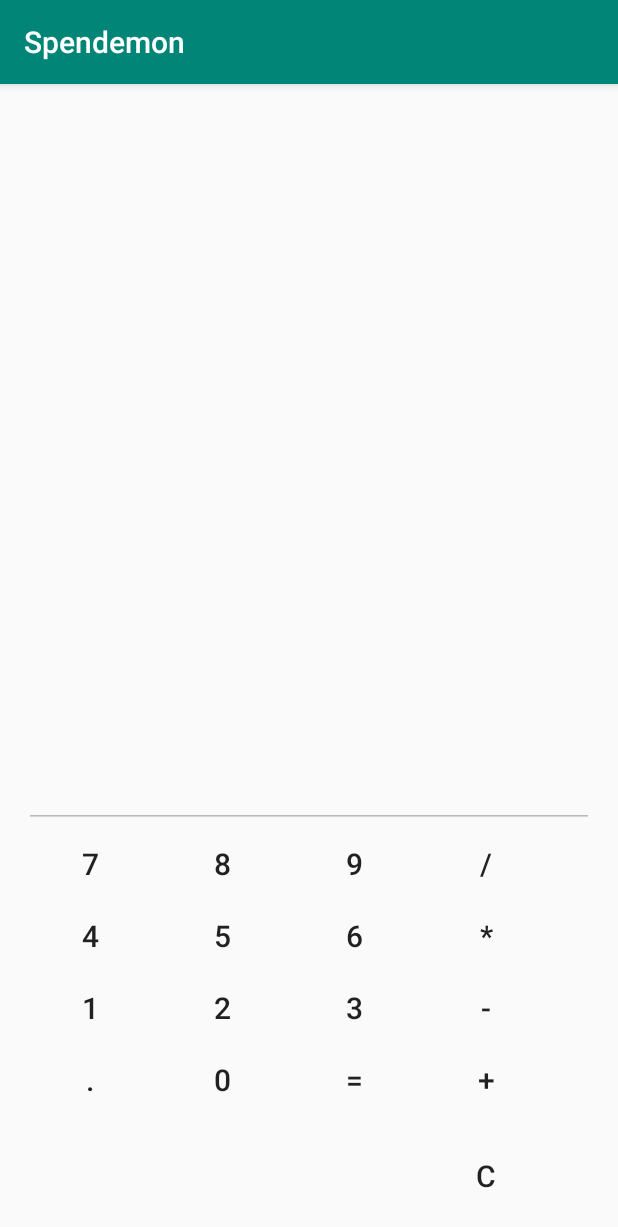
After one commit to 785pavan/isee2019-SPENDEMON, an Android app: the Calculator screen opened directly, with no data from a screen before it, on a phone screen of 412 x 824 dp. The commit adds this screen. Shown: the top 1227 px of the screen. Run offline under Robolectric (Android 15) with nearby library versions, the phone set to English and light mode, and no system bars.

Commit message:
calc xml

```diff
--- a/app/src/main/AndroidManifest.xml
+++ b/app/src/main/AndroidManifest.xml
@@ -9,10 +9,11 @@
         android:roundIcon="@mipmap/ic_launcher_round"
         android:supportsRtl="true"
         android:theme="@style/AppTheme">
+        <activity android:name=".Calculator"></activity>
         <activity
             android:name=".Summary"
             android:label="@string/title_activity_summary"
-            android:theme="@style/AppTheme.NoActionBar"></activity>
+            android:theme="@style/AppTheme.NoActionBar" />
         <activity android:name=".SignUp" />
         <activity android:name=".sign_in" />
         <activity android:name=".SignInSignUpActivity" />
--- /dev/null
+++ b/app/src/main/java/com/dbse/android/spendemon/Calculator.java
@@ -0,0 +1,31 @@
+package com.dbse.android.spendemon;
+
+import androidx.appcompat.app.AppCompatActivity;
+
+import android.os.Bundle;
+
+import java.text.DecimalFormat;
+
+public class Calculator extends AppCompatActivity {
+
+
+    private char CURRENT_ACTION;
+
+    private double valueOne = Double.NaN;
+    private double valueTwo;
+
+    private DecimalFormat decimalFormat;
+    private static final char ADDITION = '+';
+    private static final char SUBTRACTION = '-';
+    private static final char MULTIPLICATION = '*';
+    private static final char DIVISION = '/';
+    @Override
+    protected void onCreate(Bundle savedInstanceState) {
+
+
+
+        super.onCreate(savedInstanceState);
+        setContentView(R.layout.activity_calculator);
+
+    }
+}
--- a/app/src/main/java/com/dbse/android/spendemon/FullscreenActivity.java
+++ b/app/src/main/java/com/dbse/android/spendemon/FullscreenActivity.java
@@ -115,7 +115,7 @@ public class FullscreenActivity extends AppCompatActivity {
         // while interacting with the UI.
         findViewById(R.id.enter_button).setOnTouchListener(mDelayHideTouchListener);
 
-        button = (Button) findViewById(R.id.enter_button);
+        button = findViewById(R.id.enter_button);
 
         button.setOnClickListener(new View.OnClickListener() {
             @Override
@@ -123,14 +123,14 @@ public class FullscreenActivity extends AppCompatActivity {
                 openNextActivity();
             }
         });
-        try {
+        /*try {
             TimeUnit.SECONDS.sleep(5);
             openNextActivity();
         } catch (InterruptedException e) {
             e.printStackTrace();
         }
 
-
+*/
 
     }
 
--- a/app/src/main/java/com/dbse/android/spendemon/Summary.java
+++ b/app/src/main/java/com/dbse/android/spendemon/Summary.java
@@ -10,10 +10,13 @@ import androidx.appcompat.widget.Toolbar;
 
 import android.view.View;
 import android.widget.TabWidget;
+import android.widget.TableLayout;
+import android.widget.TextView;
 
 public class Summary extends AppCompatActivity {
 
-    TabWidget tabWidget ;
+    /*//TabWidget tabWidget ;
+    TableLayout tableLayout;*/
 
     @Override
     protected void onCreate(Bundle savedInstanceState) {
@@ -22,7 +25,13 @@ public class Summary extends AppCompatActivity {
         Toolbar toolbar = findViewById(R.id.toolbar);
         setSupportActionBar(toolbar);
 
-        tabWidget = findViewById(R.id.tabWidget);
+        /*tableLayout = findViewById(R.id.tableLayout);
+        //tabWidget = findViewById(R.id.tabWidget);
+        TabWidget row1 = new TabWidget(this);
+        TextView textView1 = new TextView(this);
+        row1.addView(textView1);
+        tableLayout.addView(row1);*/
+
         FloatingActionButton fabPlus = findViewById(R.id.fabPlus);
         fabPlus.setOnClickListener(new View.OnClickListener() {
             @Override
--- /dev/null
+++ b/app/src/main/res/layout/activity_calculator.xml
@@ -0,0 +1,191 @@
+<?xml version="1.0" encoding="utf-8"?>
+<RelativeLayout xmlns:android="http://schemas.android.com/apk/res/android"
+    xmlns:tools="http://schemas.android.com/tools"
+    android:layout_width="wrap_content"
+    android:layout_height="wrap_content"
+    android:layout_gravity="bottom|center_horizontal"
+    android:paddingLeft="@dimen/activity_horizontal_margin"
+    android:paddingTop="@dimen/activity_vertical_margin"
+    android:paddingRight="@dimen/activity_horizontal_margin"
+    android:paddingBottom="@dimen/activity_vertical_margin"
+    tools:context=".Calculator">
+
+    <TextView
+        android:id="@+id/infoTextView"
+        android:layout_width="match_parent"
+        android:layout_height="wrap_content"
+        android:layout_marginBottom="30dp"
+        android:textSize="30sp" />
+
+    <EditText
+        android:id="@+id/editText"
+        android:layout_width="match_parent"
+        android:layout_height="wrap_content"
+        android:layout_below="@id/infoTextView"
+        android:enabled="false"
+        android:gravity="bottom"
+        android:lines="2"
+        android:maxLines="2"
+        android:textSize="20sp" />
+
+    <Button
+        android:id="@+id/buttonSeven"
+        style="@style/Widget.AppCompat.Button.Borderless"
+        android:layout_width="wrap_content"
+        android:layout_height="wrap_content"
+        android:layout_below="@id/editText"
+        android:text="@string/_7"
+        android:textSize="20sp" />
+
+    <Button
+        android:id="@+id/buttonEight"
+        style="@style/Widget.AppCompat.Button.Borderless"
+        android:layout_width="wrap_content"
+        android:layout_height="wrap_content"
+        android:layout_below="@id/editText"
+        android:layout_toEndOf="@id/buttonSeven"
+        android:text="@string/_8"
+        android:textSize="20sp" />
+
+    <Button
+        android:id="@+id/buttonNine"
+        style="@style/Widget.AppCompat.Button.Borderless"
+        android:layout_width="wrap_content"
+        android:layout_height="wrap_content"
+        android:layout_below="@id/editText"
+        android:layout_toEndOf="@id/buttonEight"
+        android:text="@string/_9"
+        android:textSize="20sp" />
+
+    <Button
+        android:id="@+id/buttonFour"
+        style="@style/Widget.AppCompat.Button.Borderless"
+        android:layout_width="wrap_content"
+        android:layout_height="wrap_content"
+        android:layout_below="@id/buttonSeven"
+        android:text="@string/_4"
+        android:textSize="20sp" />
+
+    <Button
+        android:id="@+id/buttonFive"
+        style="@style/Widget.AppCompat.Button.Borderless"
+        android:layout_width="wrap_content"
+        android:layout_height="wrap_content"
+        android:layout_below="@id/buttonEight"
+        android:layout_alignEnd="@id/buttonEight"
+        android:text="@string/_5"
+        android:textSize="20sp" />
+
+    <Button
+        android:id="@+id/buttonSix"
+        style="@style/Widget.AppCompat.Button.Borderless"
+        android:layout_width="wrap_content"
+        android:layout_height="wrap_content"
+        android:layout_below="@id/buttonNine"
+        android:layout_alignEnd="@id/buttonNine"
+        android:text="@string/_6"
+        android:textSize="20sp" />
+    <Button
+        android:id="@+id/buttonOne"
+        style="@style/Widget.AppCompat.Button.Borderless"
+        android:layout_width="wrap_content"
+        android:layout_height="wrap_content"
+        android:layout_below="@id/buttonFour"
+        android:text="@string/_1"
+        android:textSize="20sp" />
+    <Button
+        android:id="@+id/buttonTwo"
+        style="@style/Widget.AppCompat.Button.Borderless"
+        android:layout_width="wrap_content"
+        android:layout_height="wrap_content"
+        android:layout_alignEnd="@id/buttonEight"
+        android:layout_below="@id/buttonFive"
+        android:text="@string/_2"
+        android:textSize="20sp" />
+    <Button
+        android:id="@+id/buttonThree"
+        style="@style/Widget.AppCompat.Button.Borderless"
+        android:layout_width="wrap_content"
+        android:layout_height="wrap_content"
+        android:layout_alignEnd="@id/buttonNine"
+        android:layout_below="@id/buttonSix"
+        android:text="@string/_3"
+        android:textSize="20sp" />
+    <Button
+        android:id="@+id/buttonDot"
+        style="@style/Widget.AppCompat.Button.Borderless"
+        android:layout_width="wrap_content"
+        android:layout_height="wrap_content"
+        android:layout_below="@id/buttonOne"
+        android:text="@string/_dot"
+        android:textSize="20sp" />
+    <Button
+        android:id="@+id/buttonZero"
+        style="@style/Widget.AppCompat.Button.Borderless"
+        android:layout_width="wrap_content"
+        android:layout_height="wrap_content"
+        android:layout_alignEnd="@id/buttonEight"
+        android:layout_below="@id/buttonTwo"
+        android:text="@string/_0"
+        android:textSize="20sp" />
+
+    <Button
+        android:id="@+id/buttonEqual"
+        style="@style/Widget.AppCompat.Button.Borderless"
+        android:layout_width="wrap_content"
+        android:layout_height="wrap_content"
+        android:layout_alignEnd="@id/buttonNine"
+        android:layout_below="@id/buttonThree"
+        android:text="@string/_equal"
+        android:textSize="20sp" />
+    <Button
+        android:id="@+id/buttonDivide"
+        style="@style/Widget.AppCompat.Button.Borderless"
+        android:layout_width="wrap_content"
+        android:layout_height="wrap_content"
+        android:layout_alignTop="@id/buttonNine"
+        android:layout_toEndOf="@id/buttonNine"
+        android:text="@string/_divide"
+        android:textSize="20sp" />
+
+    <Button
+        android:id="@+id/buttonMultiply"
+        style="@style/Widget.AppCompat.Button.Borderless"
+        android:layout_width="wrap_content"
+        android:layout_height="wrap_content"
+        android:layout_alignTop="@id/buttonSix"
+        android:layout_toEndOf="@id/buttonSix"
+        android:text="@string/_multi"
+        android:textSize="20sp" />
+
+    <Button
+        android:id="@+id/buttonSubtract"
+        style="@style/Widget.AppCompat.Button.Borderless"
+        android:layout_width="wrap_content"
+        android:layout_height="wrap_content"
+        android:layout_alignTop="@id/buttonThree"
+        android:layout_toEndOf="@id/buttonThree"
+        android:text="@string/_minus"
+        android:textSize="20sp" />
+
+    <Button
+        android:id="@+id/buttonAdd"
+        style="@style/Widget.AppCompat.Button.Borderless"
+        android:layout_width="wrap_content"
+        android:layout_height="wrap_content"
+        android:layout_alignTop="@id/buttonEqual"
+        android:layout_toEndOf="@id/buttonEqual"
+        android:text="@string/_plus"
+        android:textSize="20sp" />
+
+    <Button
+        android:id="@+id/buttonClear"
+        style="@style/Widget.AppCompat.Button.Borderless"
+        android:layout_width="wrap_content"
+        android:layout_height="wrap_content"
+        android:layout_alignEnd="@id/buttonAdd"
+        android:layout_below="@id/buttonAdd"
+        android:layout_marginTop="@dimen/activity_vertical_margin"
+        android:text="@string/_c"
+        android:textSize="20sp" />
+</RelativeLayout>
--- a/app/src/main/res/layout/activity_fullscreen.xml
+++ b/app/src/main/res/layout/activity_fullscreen.xml
@@ -15,13 +15,13 @@
         android:id="@+id/fullscreen_content"
         android:layout_width="wrap_content"
         android:layout_height="wrap_content"
+        android:layout_gravity="center"
         android:fontFamily="monospace"
         android:keepScreenOn="true"
         android:text="@string/app_name"
         android:textColor="#000000"
         android:textSize="@android:dimen/notification_large_icon_width"
-        android:textStyle="bold"
-        android:layout_gravity="center" />
+        android:textStyle="bold" />
 
     <TextView
         android:id="@+id/textView"
@@ -39,10 +39,6 @@
         android:layout_marginStart="140sp"
         android:layout_marginTop="100sp"
         app:srcCompat="@drawable/team_logo" />
-    <FrameLayout
-        android:layout_width="match_parent"
-        android:layout_height="match_parent"
-        android:fitsSystemWindows="true">
 
     <LinearLayout
         android:id="@+id/fullscreen_content_controls"
@@ -63,6 +59,5 @@
             android:text="@string/enter" />
 
     </LinearLayout>
-    </FrameLayout>
 
 </FrameLayout>
--- a/app/src/main/res/layout/content_summary.xml
+++ b/app/src/main/res/layout/content_summary.xml
@@ -18,8 +18,7 @@
         app:layout_constraintStart_toStartOf="parent"
         app:layout_constraintTop_toTopOf="parent">
 
-        <TabWidget
-            android:id="@+id/tabWidget">
+        <TabWidget android:id="@+id/tabWidget">
 
             <TextView
                 android:layout_width="wrap_content"
--- a/app/src/main/res/values/dimens.xml
+++ b/app/src/main/res/values/dimens.xml
@@ -1,3 +1,5 @@
 <resources>
     <dimen name="fab_margin">16dp</dimen>
+    <dimen name="activity_horizontal_margin">16dp</dimen>
+    <dimen name="activity_vertical_margin">16dp</dimen>
 </resources>
--- a/app/src/main/res/values/strings.xml
+++ b/app/src/main/res/values/strings.xml
@@ -23,4 +23,21 @@
         <item>Deutsch</item>
     </string-array>
     <string name="title_activity_summary">Summary</string>
+    <string name="_7">7</string>
+    <string name="_8">8</string>
+    <string name="_9">9</string>
+    <string name="_4">4</string>
+    <string name="_5">5</string>
+    <string name="_6">6</string>
+    <string name="_1">1</string>
+    <string name="_2">2</string>
+    <string name="_3">3</string>
+    <string name="_dot">.</string>
+    <string name="_0">0</string>
+    <string name="_equal">=</string>
+    <string name="_divide">/</string>
+    <string name="_multi">*</string>
+    <string name="_minus">-</string>
+    <string name="_plus">+</string>
+    <string name="_c">C</string>
 </resources>
```
Lines whose indentation alone changed are shown as unchanged.
